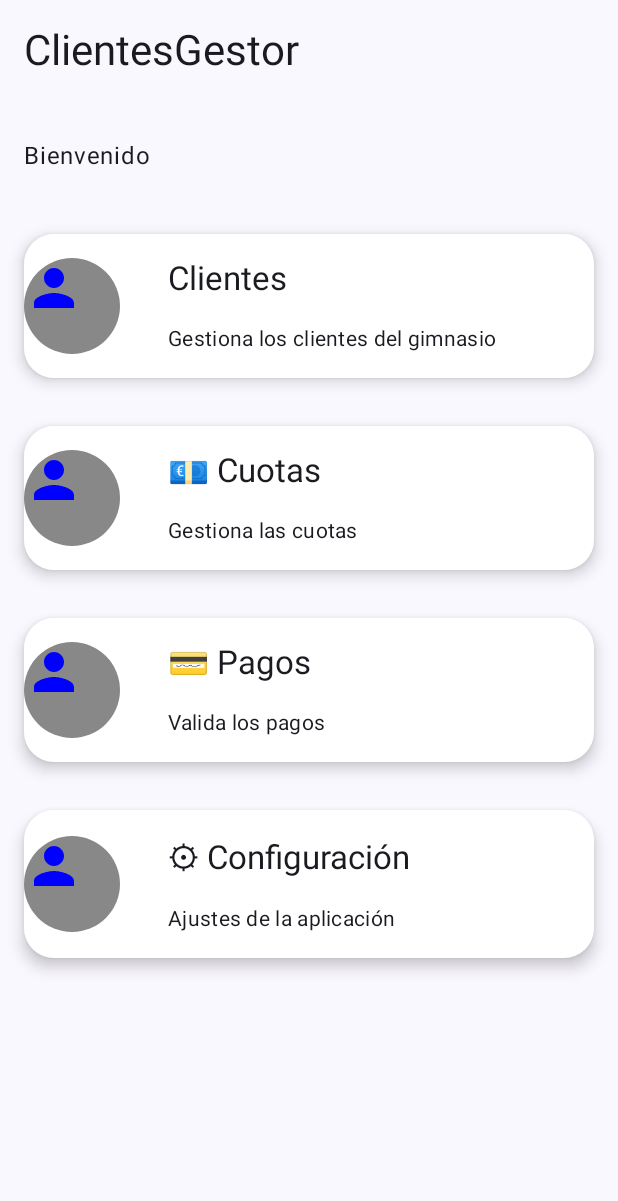
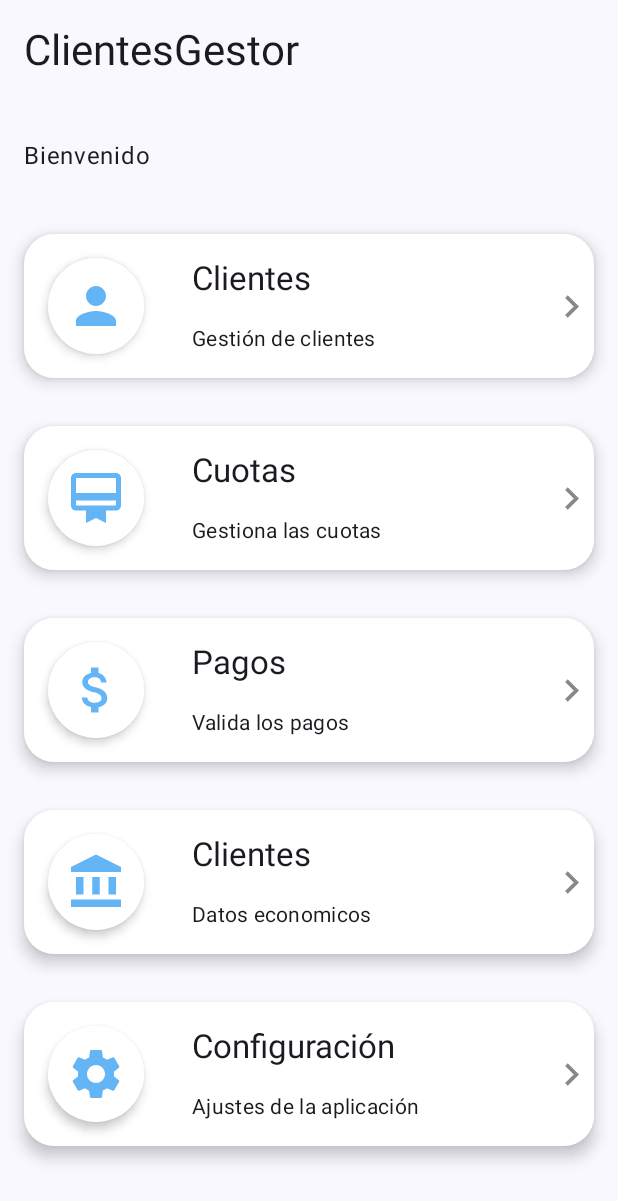
Before and after one commit to Rober-Car/ClientesGestor, an Android app built with Jetpack Compose: the HomeScreen screen opened through its navigation route, on a phone screen of 412 x 824 dp. Shown: the top 1201 px of the screen. Run offline under Robolectric (Android 15) with nearby library versions, the light colour scheme and no system bars.

Commit message:
Primeros pasos con compose 5

```diff
--- a/app/src/main/java/com/roberto/clientesgestor/ui/clientes/ClientesScreen.kt
+++ b/app/src/main/java/com/roberto/clientesgestor/ui/clientes/ClientesScreen.kt
@@ -1,11 +1,18 @@
 package com.roberto.clientesgestor.ui.clientes
 
 import androidx.compose.foundation.layout.Column
+import androidx.compose.foundation.layout.Row
 import androidx.compose.foundation.layout.fillMaxSize
+import androidx.compose.foundation.layout.fillMaxWidth
 import androidx.compose.foundation.layout.padding
+import androidx.compose.foundation.layout.size
+import androidx.compose.material.icons.Icons
+import androidx.compose.material.icons.automirrored.filled.ArrowBack
+import androidx.compose.material3.Icon
 import androidx.compose.material3.Scaffold
 import androidx.compose.material3.Text
 import androidx.compose.runtime.Composable
+import androidx.compose.ui.Alignment
 import androidx.compose.ui.Modifier
 import androidx.compose.ui.unit.dp
 import androidx.navigation.NavController
@@ -74,22 +81,24 @@ fun ClientesScreen(
                 .padding(innerPadding)
         ) {
 
-            /**
-             * Text("PANTALLA CLIENTES")
-             * ------------------------
-             * ✔ TIPO: Text (Composable)
-             * Es un componente que muestra texto en pantalla.
-             * Sirve para mostrar títulos, etiquetas o contenido textual.
-             *
-             * (Detalles completos ya explicados en la primera aparición de Text)
-             */
-            Text(
-                text = "PANTALLA CLIENTES",
-                modifier = Modifier.padding(16.dp)
-            )
+            Row(
+                modifier = Modifier
+                    .fillMaxWidth()
+                    .padding(16.dp),
+                verticalAlignment = Alignment.CenterVertically
+            ) {
+
+                Icon(
+                    imageVector = Icons.AutoMirrored.Filled.ArrowBack,
+                    contentDescription = "Volver",
+                    modifier = Modifier.size(24.dp)
+                )
+
+        }
+
+
+       }
 
         }
 
     }
-
-}
--- a/app/src/main/java/com/roberto/clientesgestor/ui/components/MenuCard.kt
+++ b/app/src/main/java/com/roberto/clientesgestor/ui/components/MenuCard.kt
@@ -5,6 +5,7 @@ import androidx.compose.foundation.layout.Box
 import androidx.compose.foundation.layout.Column
 import androidx.compose.foundation.layout.Row
 import androidx.compose.foundation.layout.Spacer
+import androidx.compose.foundation.layout.fillMaxSize
 import androidx.compose.foundation.layout.fillMaxWidth
 import androidx.compose.foundation.layout.height
 import androidx.compose.foundation.layout.offset
@@ -20,18 +21,21 @@ import androidx.compose.runtime.Composable
 import androidx.compose.ui.Modifier
 import androidx.compose.ui.unit.dp
 import androidx.compose.material.icons.Icons
+import androidx.compose.material.icons.automirrored.filled.KeyboardArrowRight
 import androidx.compose.material.icons.filled.Person
 import androidx.compose.material3.CardDefaults
 import androidx.compose.material3.Icon
 import androidx.compose.ui.Alignment
-import androidx.compose.ui.draw.clip
 import androidx.compose.ui.graphics.Color
+import androidx.compose.material3.Surface
+import androidx.compose.ui.graphics.vector.ImageVector
 
 @Composable
 fun MenuCard(
 
     titulo: String,
     descripcion : String,
+    icono: ImageVector,
     onClick: () -> Unit
 
 ) {
@@ -77,6 +81,8 @@ fun MenuCard(
          * (Detalles completos ya explicados en la primera aparición de Row)
          */
         Row(
+            modifier = Modifier
+                .padding(start = 16.dp),
             verticalAlignment = Alignment.CenterVertically
         ) {
 
@@ -93,23 +99,23 @@ fun MenuCard(
              * Uso:
              * Se utiliza para acompañar texto con un símbolo visual.
              */
-          Box(
-
-              modifier = Modifier
-                  .size(64.dp)
-                  .clip(CircleShape)
-                  .background(Color.Gray)
-
+          Surface(
+              modifier = Modifier.size(64.dp),
+              shape = CircleShape,
+              color = Color.White,
+              shadowElevation = 4.dp
           ) {
-
-              Icon(
-                  imageVector = Icons.Default.Person,
-                  contentDescription = "Clientes",
-                  tint = Color.Blue,
-                  modifier = Modifier
-                      .size(40.dp)
-
-              )
+              Box(
+                  modifier = Modifier.fillMaxSize(),
+                  contentAlignment = Alignment.Center
+              ) {
+                  Icon(
+                      imageVector = icono,
+                      contentDescription = "Clientes",
+                      tint = Color(0xFF64B5F6),
+                      modifier = Modifier.size(40.dp)
+                  )
+              }
           }
 
 
@@ -169,6 +175,17 @@ fun MenuCard(
                 )
 
             }
+
+
+                Icon(
+                    imageVector = Icons.AutoMirrored.Filled.KeyboardArrowRight,
+                    contentDescription = "Ir a Clientes",
+                    tint = Color.Gray,
+                    modifier = Modifier.size(30.dp)
+                )
+
+
+
         }
 
     }
--- a/app/src/main/java/com/roberto/clientesgestor/ui/home/HomeScreen.kt
+++ b/app/src/main/java/com/roberto/clientesgestor/ui/home/HomeScreen.kt
@@ -5,6 +5,14 @@ import androidx.compose.foundation.layout.Spacer
 import androidx.compose.foundation.layout.fillMaxSize
 import androidx.compose.foundation.layout.height
 import androidx.compose.foundation.layout.padding
+import androidx.compose.foundation.rememberScrollState
+import androidx.compose.foundation.verticalScroll
+import androidx.compose.material.icons.Icons
+import androidx.compose.material.icons.filled.AccountBalance
+import androidx.compose.material.icons.filled.AttachMoney
+import androidx.compose.material.icons.filled.CardMembership
+import androidx.compose.material.icons.filled.Person
+import androidx.compose.material.icons.filled.Settings
 import androidx.compose.material3.MaterialTheme
 import androidx.compose.material3.Text
 import androidx.compose.runtime.Composable
@@ -75,6 +83,7 @@ fun HomeScreen (
             modifier = Modifier
                 .fillMaxSize()
                 .padding(innerPadding)
+                .verticalScroll(rememberScrollState())
         ) {
 
             /**
@@ -139,9 +148,11 @@ fun HomeScreen (
              */
             MenuCard(
                 titulo = "Clientes",
-                descripcion = "Gestiona los clientes del gimnasio",
+                descripcion = "Gestión de clientes ",
+                Icons.Default.Person,
                 onClick = {
                     navController.navigate(Routes.CLIENTES)
+
 
                 }
             )
@@ -151,8 +162,9 @@ fun HomeScreen (
              * ----------------------------
              */
             MenuCard(
-                titulo = "💶 Cuotas",
+                titulo = "Cuotas",
                 descripcion = "Gestiona las cuotas",
+                Icons.Default.CardMembership,
                 onClick = {
 
 
@@ -164,8 +176,20 @@ fun HomeScreen (
              * ----------------------------
              */
             MenuCard(
-                titulo = "💳 Pagos",
+                titulo = "Pagos",
                 descripcion="Valida los pagos",
+                Icons.Default.AttachMoney,
+                onClick = {
+
+
+                }
+            )
+
+
+            MenuCard(
+                titulo = "Clientes",
+                descripcion = "Datos economicos",
+                Icons.Default.AccountBalance,
                 onClick = {
 
 
@@ -177,8 +201,9 @@ fun HomeScreen (
              * ---------------------------
              */
             MenuCard(
-                titulo="⚙ Configuración",
+                titulo="Configuración",
                 descripcion="Ajustes de la aplicación",
+                Icons.Default.Settings,
                 onClick = {
 
 
```
